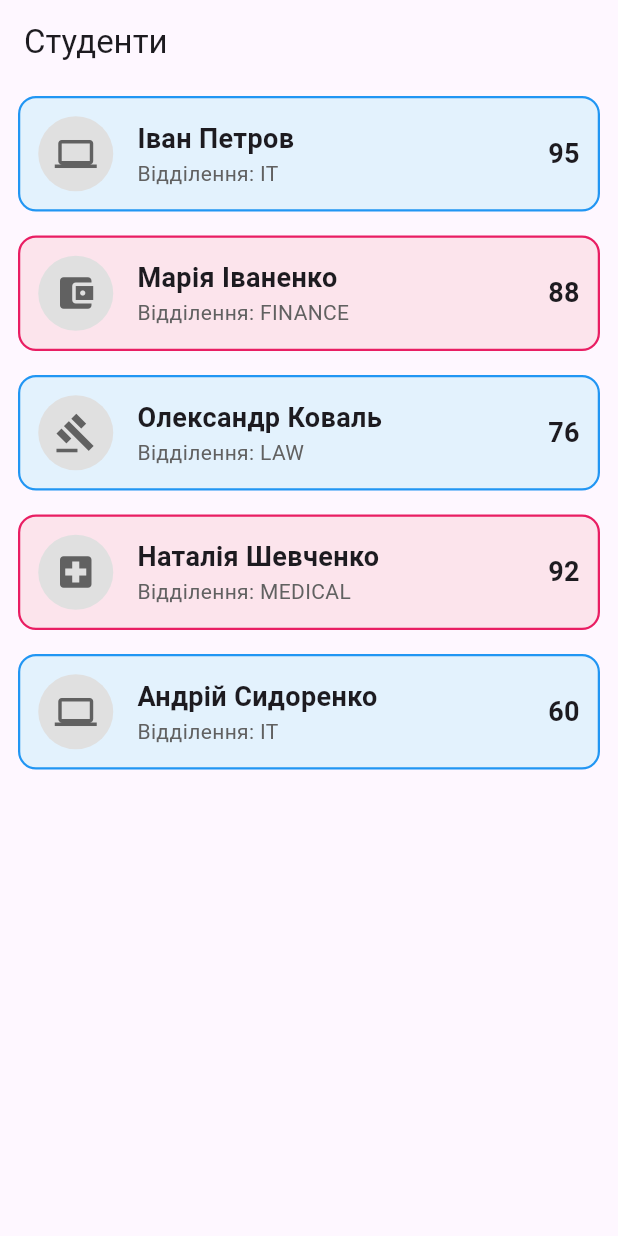
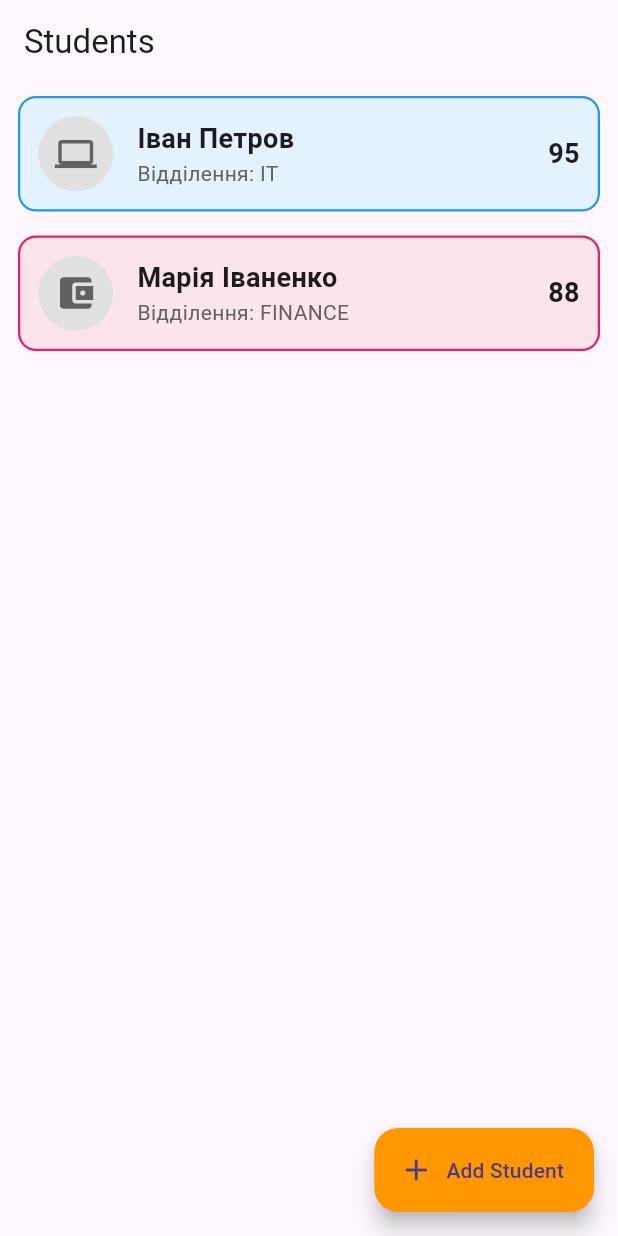
Before and after one commit to YarikFizik/samodzin_kiuki_21_8, a Flutter app: the screen it shows after launch, on a phone screen of 412 x 824 dp. Run offline on Flutter 3.47's test engine with Material 3 defaults, Android fonts, the phone set to English and light mode, and no system bars.

Commit message:
secondcommit
lb2

```diff
--- a/lib/widgets/students.dart
+++ b/lib/widgets/students.dart
@@ -1,59 +1,86 @@
 import 'package:flutter/material.dart';
 import '../models/student.dart';
 import 'student_item.dart';
+import 'new_student.dart';
 
-class StudentsScreen extends StatelessWidget {
-  StudentsScreen({Key? key}) : super(key: key);
+class StudentsScreen extends StatefulWidget {
+  @override
+  _StudentsScreenState createState() => _StudentsScreenState();
+}
 
-  final List<Student> students = [
-    Student(
-      firstName: 'Іван',
-      lastName: 'Петров',
-      department: Department.it,
-      grade: 95,
-      gender: Gender.male,
-    ),
-    Student(
-      firstName: 'Марія',
-      lastName: 'Іваненко',
-      department: Department.finance,
-      grade: 88,
-      gender: Gender.female,
-    ),
-    Student(
-      firstName: 'Олександр',
-      lastName: 'Коваль',
-      department: Department.law,
-      grade: 76,
-      gender: Gender.male,
-    ),
-    Student(
-      firstName: 'Наталія',
-      lastName: 'Шевченко',
-      department: Department.medical,
-      grade: 92,
-      gender: Gender.female,
-    ),
-    Student(
-      firstName: 'Андрій',
-      lastName: 'Сидоренко',
-      department: Department.it,
-      grade: 60,
-      gender: Gender.male,
-    ),
+class _StudentsScreenState extends State<StudentsScreen> {
+  List<Student> _students = [
+    Student(firstName: 'Іван', lastName: 'Петров', department: Department.it, grade: 95, gender: Gender.male),
+    Student(firstName: 'Марія', lastName: 'Іваненко', department: Department.finance, grade: 88, gender: Gender.female),
   ];
+
+  void _addOrEditStudent([Student? student]) {
+    showModalBottomSheet(
+      context: context,
+      isScrollControlled: true,
+      builder: (_) {
+        return NewStudent(
+          student: student,
+          onSave: (newStudent) {
+            setState(() {
+              if (student != null) {
+                _students[_students.indexOf(student)] = newStudent;
+              } else {
+                _students.add(newStudent);
+              }
+            });
+          },
+        );
+      },
+    );
+  }
+
+  void _deleteStudent(int index) {
+    final removedStudent = _students[index];
+    setState(() {
+      _students.removeAt(index);
+    });
+
+    ScaffoldMessenger.of(context).showSnackBar(
+      SnackBar(
+        content: Text('${removedStudent.firstName} removed'),
+        action: SnackBarAction(
+          label: 'Undo',
+          onPressed: () {
+            setState(() {
+              _students.insert(index, removedStudent);
+            });
+          },
+        ),
+      ),
+    );
+  }
 
   @override
   Widget build(BuildContext context) {
     return Scaffold(
       appBar: AppBar(
-        title: const Text('Студенти'),
+        title: const Text('Students'),
       ),
       body: ListView.builder(
-        itemCount: students.length,
+        itemCount: _students.length,
         itemBuilder: (context, index) {
-          return StudentItem(student: students[index]);
+          return Dismissible(
+            key: ValueKey(_students[index]),
+            onDismissed: (_) => _deleteStudent(index),
+            background: Container(color: Colors.red),
+            child: InkWell(
+              onTap: () => _addOrEditStudent(_students[index]),
+              child: StudentItem(student: _students[index]),
+            ),
+          );
         },
+      ),
+      floatingActionButton: FloatingActionButton.extended(
+        onPressed: () => _addOrEditStudent(),
+        label: const Text('Add Student'),
+        icon: const Icon(Icons.add),
+        backgroundColor: Colors.orange, // Изменённый цвет кнопки
       ),
     );
   }
```
Also changed, not shown: lib/widgets/new_student.dart (added, +142 -0 lines).
